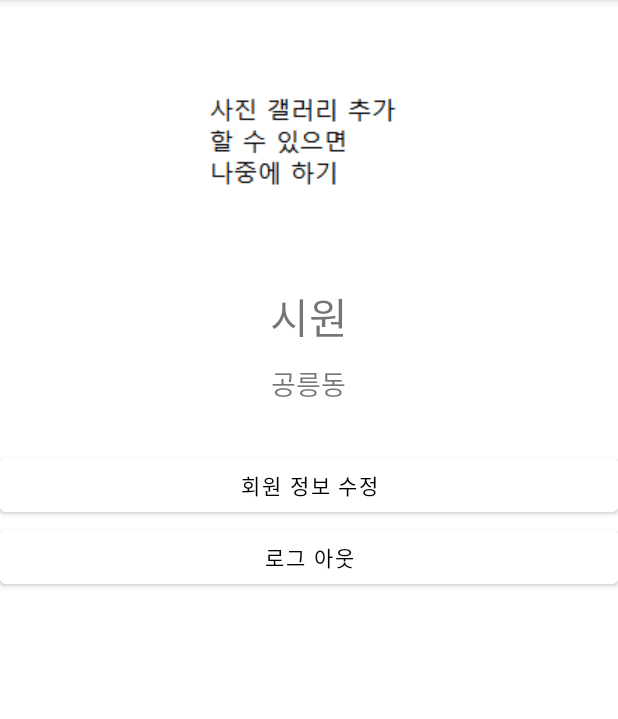
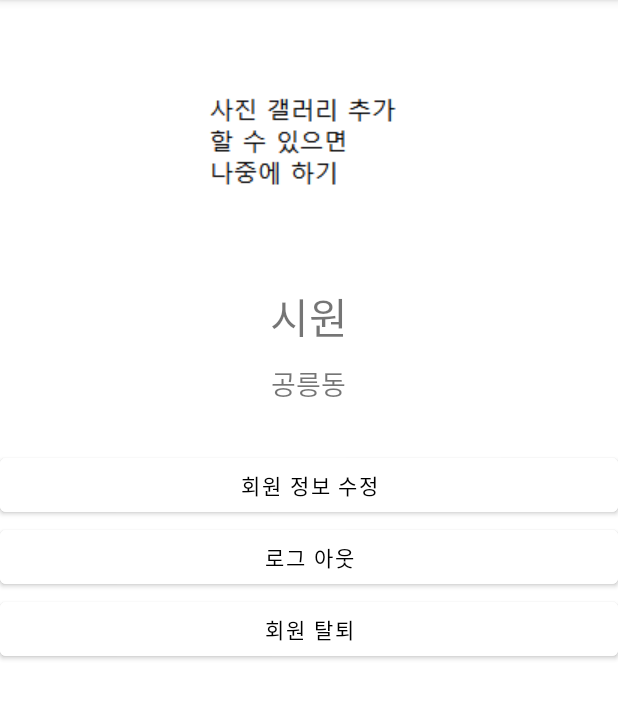
Before and after one commit to JWhy121/ShareMo, an Android app: the MyPageActivity screen opened directly, with no data from a screen before it, on a phone screen of 412 x 824 dp, the part 84-803 px from its top. Run offline under Robolectric (Android 15) with nearby library versions, the phone set to English and light mode, and no system bars.

Commit message:
마이페이지랑 회원정보 변경 xml 구성 사진 추가 색 추가

```diff
--- a/app/src/main/res/layout/activity_my_page.xml
+++ b/app/src/main/res/layout/activity_my_page.xml
@@ -50,16 +50,25 @@
         android:orientation="vertical">
 
         <Button
+            android:id="@+id/btn_ChangeInfo"
             android:layout_width="match_parent"
             android:layout_height="wrap_content"
             android:backgroundTint="@color/white"
             android:text="회원 정보 수정"
             android:textColor="@color/black"/>
         <Button
+            android:id="@+id/btn_Logout"
             android:layout_width="match_parent"
             android:layout_height="wrap_content"
             android:backgroundTint="@color/white"
             android:text="로그 아웃"
+            android:textColor="@color/black"/>
+        <Button
+            android:id="@+id/btn_Drop"
+            android:layout_width="match_parent"
+            android:layout_height="wrap_content"
+            android:backgroundTint="@color/white"
+            android:text="회원 탈퇴"
             android:textColor="@color/black"/>
 
 
```
